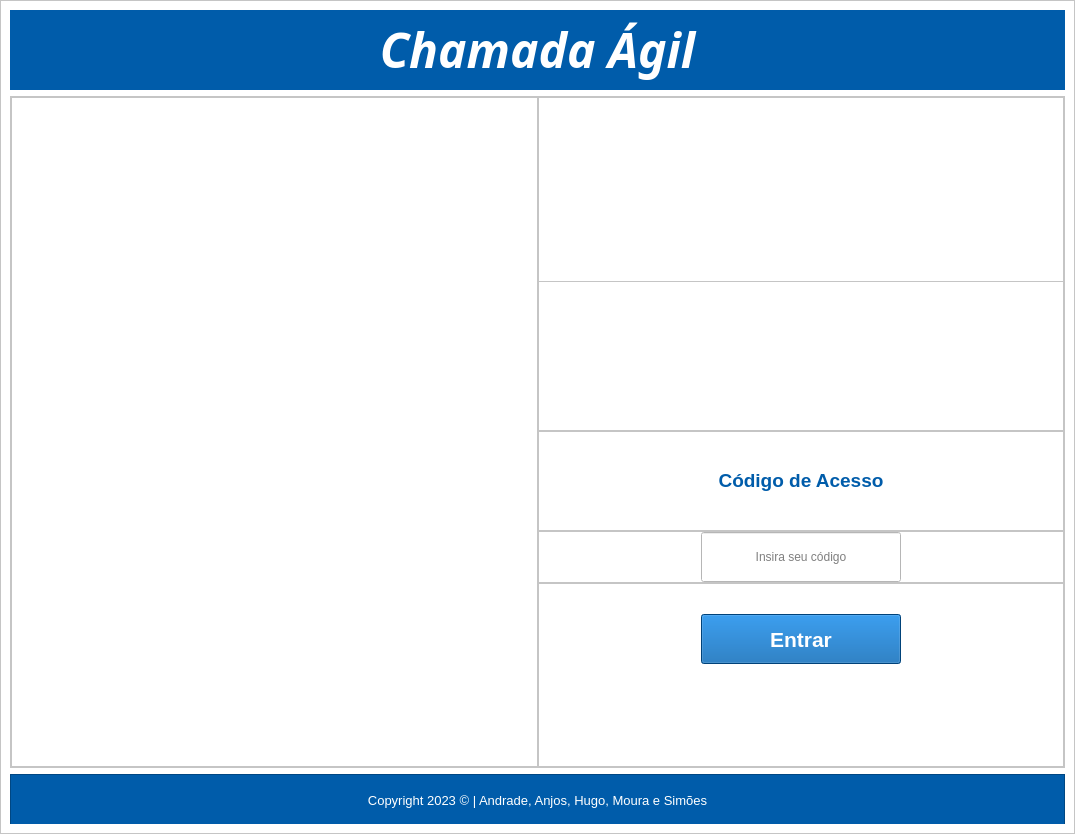
DiegoSMAnjos/SENAI-TDS-TCC-Chamada-Agil, file view/telaCorpoAux.ui: the form before one commit.
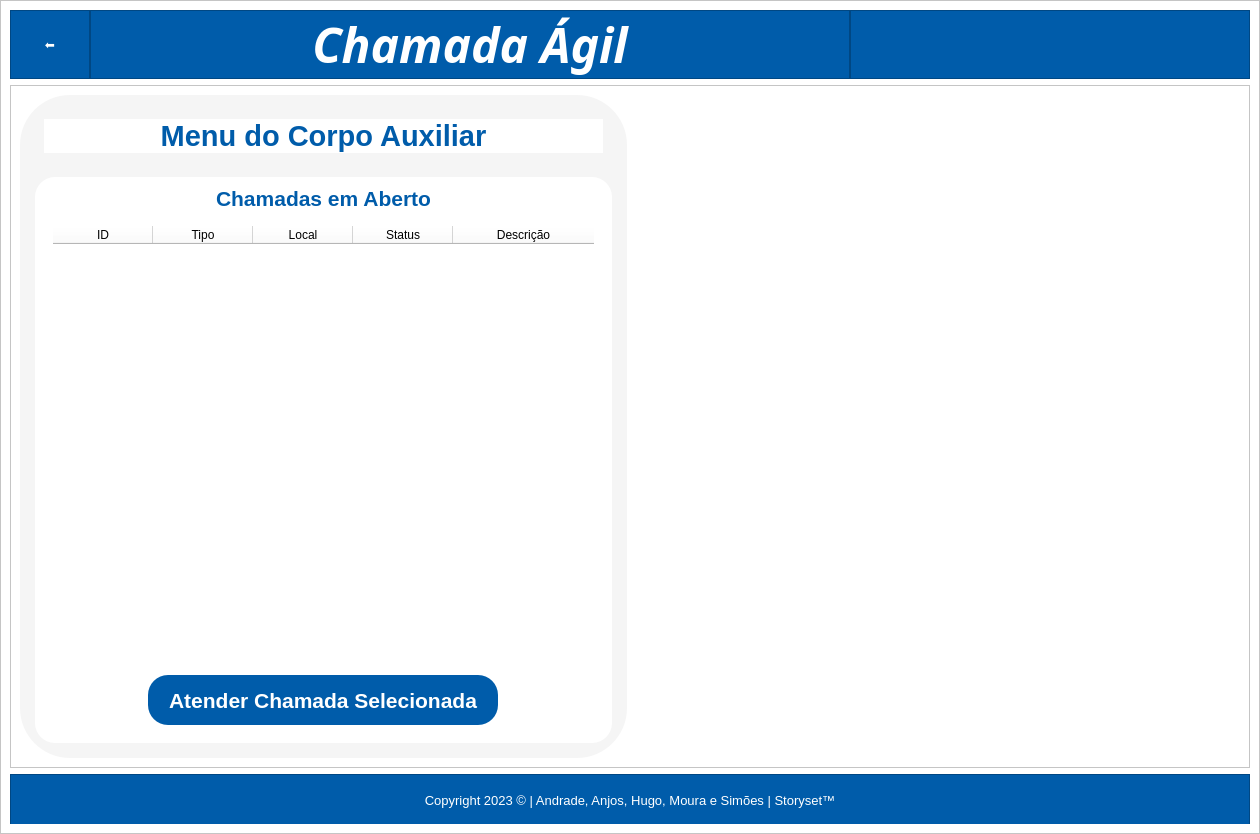
The form after the commit. Icons and pictures are not drawn.

```diff
--- a/view/telaCorpoAux.ui
+++ b/view/telaCorpoAux.ui
@@ -6,7 +6,7 @@
    <rect>
     <x>0</x>
     <y>0</y>
-    <width>1075</width>
+    <width>1260</width>
     <height>834</height>
    </rect>
   </property>
@@ -94,31 +94,173 @@
            <number>0</number>
           </property>
           <item>
-           <widget class="QLabel" name="lblTituloHome">
-            <property name="minimumSize">
+           <widget class="QFrame" name="frame_8">
+            <property name="maximumSize">
              <size>
-              <width>0</width>
-              <height>80</height>
+              <width>80</width>
+              <height>16777215</height>
              </size>
             </property>
-            <property name="font">
-             <font>
-              <family>Segoe UI Black</family>
-              <pointsize>36</pointsize>
-              <weight>75</weight>
-              <italic>true</italic>
-              <bold>true</bold>
-             </font>
+            <property name="frameShape">
+             <enum>QFrame::StyledPanel</enum>
             </property>
-            <property name="styleSheet">
-             <string notr="true"/>
+            <property name="frameShadow">
+             <enum>QFrame::Raised</enum>
             </property>
-            <property name="text">
-             <string>&lt;html&gt;&lt;head/&gt;&lt;body&gt;&lt;p align=&quot;center&quot;&gt;&lt;span style=&quot; color:#ffffff;&quot;&gt;Chamada Ágil&lt;/span&gt;&lt;/p&gt;&lt;/body&gt;&lt;/html&gt;</string>
+            <layout class="QHBoxLayout" name="horizontalLayout_10">
+             <property name="spacing">
+              <number>0</number>
+             </property>
+             <property name="leftMargin">
+              <number>0</number>
+             </property>
+             <property name="topMargin">
+              <number>0</number>
+             </property>
+             <property name="rightMargin">
+              <number>0</number>
+             </property>
+             <property name="bottomMargin">
+              <number>0</number>
+             </property>
+             <item>
+              <widget class="QPushButton" name="btnVoltar">
+               <property name="sizePolicy">
+                <sizepolicy hsizetype="Fixed" vsizetype="Fixed">
+                 <horstretch>0</horstretch>
+                 <verstretch>0</verstretch>
+                </sizepolicy>
+               </property>
+               <property name="minimumSize">
+                <size>
+                 <width>60</width>
+                 <height>60</height>
+                </size>
+               </property>
+               <property name="maximumSize">
+                <size>
+                 <width>60</width>
+                 <height>60</height>
+                </size>
+               </property>
+               <property name="styleSheet">
+                <string notr="true">background-color: rgb(0, 92, 170);
+font: 75 36pt &quot;Segoe UI&quot;;
+color: rgb(255, 255, 255);</string>
+               </property>
+               <property name="text">
+                <string>⬅️</string>
+               </property>
+               <property name="flat">
+                <bool>true</bool>
+               </property>
+              </widget>
+             </item>
+            </layout>
+           </widget>
+          </item>
+          <item>
+           <widget class="QFrame" name="frame_9">
+            <property name="frameShape">
+             <enum>QFrame::StyledPanel</enum>
             </property>
-            <property name="alignment">
-             <set>Qt::AlignCenter</set>
+            <property name="frameShadow">
+             <enum>QFrame::Raised</enum>
             </property>
+            <layout class="QHBoxLayout" name="horizontalLayout_11">
+             <property name="spacing">
+              <number>0</number>
+             </property>
+             <property name="leftMargin">
+              <number>0</number>
+             </property>
+             <property name="topMargin">
+              <number>0</number>
+             </property>
+             <property name="rightMargin">
+              <number>0</number>
+             </property>
+             <property name="bottomMargin">
+              <number>0</number>
+             </property>
+             <item>
+              <widget class="QLabel" name="lblTituloHome">
+               <property name="font">
+                <font>
+                 <family>Segoe UI Black</family>
+                 <pointsize>36</pointsize>
+                 <weight>75</weight>
+                 <italic>true</italic>
+                 <bold>true</bold>
+                </font>
+               </property>
+               <property name="styleSheet">
+                <string notr="true"/>
+               </property>
+               <property name="text">
+                <string>&lt;html&gt;&lt;head/&gt;&lt;body&gt;&lt;p align=&quot;center&quot;&gt;&lt;span style=&quot; color:#ffffff;&quot;&gt;Chamada Ágil&lt;/span&gt;&lt;/p&gt;&lt;/body&gt;&lt;/html&gt;</string>
+               </property>
+               <property name="alignment">
+                <set>Qt::AlignCenter</set>
+               </property>
+              </widget>
+             </item>
+            </layout>
+           </widget>
+          </item>
+          <item>
+           <widget class="QFrame" name="frame_10">
+            <property name="maximumSize">
+             <size>
+              <width>400</width>
+              <height>16777215</height>
+             </size>
+            </property>
+            <property name="frameShape">
+             <enum>QFrame::StyledPanel</enum>
+            </property>
+            <property name="frameShadow">
+             <enum>QFrame::Raised</enum>
+            </property>
+            <layout class="QHBoxLayout" name="horizontalLayout_9">
+             <property name="spacing">
+              <number>0</number>
+             </property>
+             <property name="leftMargin">
+              <number>0</number>
+             </property>
+             <property name="topMargin">
+              <number>0</number>
+             </property>
+             <property name="rightMargin">
+              <number>0</number>
+             </property>
+             <property name="bottomMargin">
+              <number>0</number>
+             </property>
+             <item>
+              <widget class="QLabel" name="lblLogoSenai">
+               <property name="maximumSize">
+                <size>
+                 <width>320</width>
+                 <height>80</height>
+                </size>
+               </property>
+               <property name="text">
+                <string/>
+               </property>
+               <property name="pixmap">
+                <pixmap>../img/senai-logo.png</pixmap>
+               </property>
+               <property name="scaledContents">
+                <bool>true</bool>
+               </property>
+               <property name="alignment">
+                <set>Qt::AlignCenter</set>
+               </property>
+              </widget>
+             </item>
+            </layout>
            </widget>
           </item>
          </layout>
@@ -132,40 +274,16 @@
          <property name="frameShadow">
           <enum>QFrame::Raised</enum>
          </property>
-         <layout class="QHBoxLayout" name="horizontalLayout_8">
-          <property name="spacing">
-           <number>0</number>
-          </property>
-          <property name="leftMargin">
-           <number>0</number>
-          </property>
-          <property name="topMargin">
-           <number>0</number>
-          </property>
-          <property name="rightMargin">
-           <number>0</number>
-          </property>
-          <property name="bottomMargin">
-           <number>0</number>
-          </property>
-          <item>
+         <layout class="QGridLayout" name="gridLayout">
+          <item row="0" column="1">
            <widget class="QFrame" name="frameL">
-            <property name="minimumSize">
-             <size>
-              <width>500</width>
-              <height>0</height>
-             </size>
-            </property>
-            <property name="layoutDirection">
-             <enum>Qt::LeftToRight</enum>
-            </property>
             <property name="frameShape">
-             <enum>QFrame::StyledPanel</enum>
+             <enum>QFrame::NoFrame</enum>
             </property>
             <property name="frameShadow">
              <enum>QFrame::Raised</enum>
             </property>
-            <layout class="QHBoxLayout" name="horizontalLayout_9">
+            <layout class="QHBoxLayout" name="horizontalLayout_3">
              <property name="spacing">
               <number>0</number>
              </property>
@@ -195,9 +313,18 @@
                  <height>500</height>
                 </size>
                </property>
+               <property name="maximumSize">
+                <size>
+                 <width>500</width>
+                 <height>500</height>
+                </size>
+               </property>
                <property name="layoutDirection">
                 <enum>Qt::LeftToRight</enum>
                </property>
+               <property name="styleSheet">
+                <string notr="true"/>
+               </property>
                <property name="pixmap">
                 <pixmap>../img/imagem-inicio.png</pixmap>
                </property>
@@ -212,157 +339,45 @@
             </layout>
            </widget>
           </item>
-          <item>
+          <item row="0" column="0">
            <widget class="QFrame" name="frameR">
+            <property name="minimumSize">
+             <size>
+              <width>500</width>
+              <height>0</height>
+             </size>
+            </property>
+            <property name="styleSheet">
+             <string notr="true">background-color: rgb(245, 245, 245);
+border-radius: 50px;</string>
+            </property>
             <property name="frameShape">
-             <enum>QFrame::NoFrame</enum>
+             <enum>QFrame::StyledPanel</enum>
             </property>
             <property name="frameShadow">
              <enum>QFrame::Raised</enum>
             </property>
             <layout class="QVBoxLayout" name="verticalLayout_3">
              <property name="spacing">
-              <number>0</number>
+              <number>15</number>
              </property>
              <property name="leftMargin">
-              <number>0</number>
+              <number>15</number>
              </property>
              <property name="topMargin">
-              <number>0</number>
+              <number>15</number>
              </property>
              <property name="rightMargin">
-              <number>0</number>
+              <number>15</number>
              </property>
              <property name="bottomMargin">
-              <number>0</number>
+              <number>15</number>
              </property>
-             <item>
-              <widget class="QFrame" name="frame_3">
-               <property name="minimumSize">
-                <size>
-                 <width>0</width>
-                 <height>200</height>
-                </size>
-               </property>
-               <property name="frameShape">
-                <enum>QFrame::StyledPanel</enum>
-               </property>
-               <property name="frameShadow">
-                <enum>QFrame::Raised</enum>
-               </property>
-               <layout class="QHBoxLayout" name="horizontalLayout_3">
-                <property name="spacing">
-                 <number>0</number>
-                </property>
-                <property name="leftMargin">
-                 <number>0</number>
-                </property>
-                <property name="topMargin">
-                 <number>0</number>
-                </property>
-                <property name="rightMargin">
-                 <number>0</number>
-                </property>
-                <property name="bottomMargin">
-                 <number>0</number>
-                </property>
-                <item>
-                 <widget class="QLabel" name="lblLogoSenai">
-                  <property name="minimumSize">
-                   <size>
-                    <width>400</width>
-                    <height>100</height>
-                   </size>
-                  </property>
-                  <property name="maximumSize">
-                   <size>
-                    <width>400</width>
-                    <height>100</height>
-                   </size>
-                  </property>
-                  <property name="text">
-                   <string/>
-                  </property>
-                  <property name="pixmap">
-                   <pixmap>../img/senai-logo.png</pixmap>
-                  </property>
-                  <property name="scaledContents">
-                   <bool>true</bool>
-                  </property>
-                 </widget>
-                </item>
-               </layout>
-              </widget>
-             </item>
-             <item>
-              <widget class="QFrame" name="frame_4">
-               <property name="minimumSize">
-                <size>
-                 <width>0</width>
-                 <height>150</height>
-                </size>
-               </property>
-               <property name="maximumSize">
-                <size>
-                 <width>16777215</width>
-                 <height>200</height>
-                </size>
-               </property>
-               <property name="frameShape">
-                <enum>QFrame::StyledPanel</enum>
-               </property>
-               <property name="frameShadow">
-                <enum>QFrame::Raised</enum>
-               </property>
-               <layout class="QHBoxLayout" name="horizontalLayout_4">
-                <property name="spacing">
-                 <number>0</number>
-                </property>
-                <property name="leftMargin">
-                 <number>0</number>
-                </property>
-                <property name="topMargin">
-                 <number>0</number>
-                </property>
-                <property name="rightMargin">
-                 <number>0</number>
-                </property>
-                <property name="bottomMargin">
-                 <number>0</number>
-                </property>
-                <item>
-                 <widget class="QLabel" name="lblUserCircle">
-                  <property name="minimumSize">
-                   <size>
-                    <width>100</width>
-                    <height>100</height>
-                   </size>
-                  </property>
-                  <property name="maximumSize">
-                   <size>
-                    <width>100</width>
-                    <height>100</height>
-                   </size>
-                  </property>
-                  <property name="text">
-                   <string/>
-                  </property>
-                  <property name="pixmap">
-                   <pixmap>../img/user-circle.png</pixmap>
-                  </property>
-                  <property name="scaledContents">
-                   <bool>true</bool>
-                  </property>
-                 </widget>
-                </item>
-               </layout>
-              </widget>
-             </item>
              <item>
               <widget class="QFrame" name="frame_5">
-               <property name="minimumSize">
+               <property name="maximumSize">
                 <size>
-                 <width>0</width>
+                 <width>16777215</width>
                  <height>100</height>
                 </size>
                </property>
@@ -372,151 +387,192 @@
                <property name="frameShadow">
                 <enum>QFrame::Raised</enum>
                </property>
-               <layout class="QHBoxLayout" name="horizontalLayout_5">
-                <property name="spacing">
-                 <number>0</number>
-                </property>
-                <property name="leftMargin">
-                 <number>0</number>
-                </property>
-                <property name="topMargin">
-                 <number>0</number>
-                </property>
-                <property name="rightMargin">
-                 <number>0</number>
-                </property>
-                <property name="bottomMargin">
-                 <number>0</number>
-                </property>
-                <item>
-                 <widget class="QLabel" name="label">
-                  <property name="maximumSize">
-                   <size>
-                    <width>200</width>
-                    <height>50</height>
-                   </size>
-                  </property>
-                  <property name="font">
-                   <font>
-                    <family>Segoe UI</family>
-                    <pointsize>14</pointsize>
-                    <weight>75</weight>
-                    <bold>true</bold>
-                   </font>
-                  </property>
-                  <property name="text">
-                   <string>&lt;html&gt;&lt;head/&gt;&lt;body&gt;&lt;p align=&quot;center&quot;&gt;&lt;span style=&quot; font-weight:600; color:#005caa;&quot;&gt;Código de Acesso&lt;/span&gt;&lt;/p&gt;&lt;/body&gt;&lt;/html&gt;</string>
-                  </property>
-                 </widget>
-                </item>
-               </layout>
-              </widget>
-             </item>
-             <item>
-              <widget class="QFrame" name="frame_6">
-               <property name="frameShape">
-                <enum>QFrame::StyledPanel</enum>
-               </property>
-               <property name="frameShadow">
-                <enum>QFrame::Raised</enum>
-               </property>
                <layout class="QHBoxLayout" name="horizontalLayout_6">
-                <property name="spacing">
-                 <number>0</number>
-                </property>
-                <property name="leftMargin">
-                 <number>0</number>
-                </property>
-                <property name="topMargin">
-                 <number>0</number>
-                </property>
-                <property name="rightMargin">
-                 <number>0</number>
-                </property>
-                <property name="bottomMargin">
-                 <number>0</number>
-                </property>
                 <item>
-                 <widget class="QLineEdit" name="lineEdit">
-                  <property name="minimumSize">
-                   <size>
-                    <width>200</width>
-                    <height>50</height>
-                   </size>
-                  </property>
-                  <property name="maximumSize">
-                   <size>
-                    <width>200</width>
-                    <height>50</height>
-                   </size>
+                 <widget class="QLabel" name="label">
+                  <property name="font">
+                   <font>
+                    <family>Segoe UI</family>
+                    <pointsize>14</pointsize>
+                    <weight>75</weight>
+                    <bold>true</bold>
+                   </font>
                   </property>
                   <property name="styleSheet">
-                   <string notr="true">border-color: rgb(0, 92, 170);</string>
+                   <string notr="true">background-color: rgb(255, 255, 255);
+border-radius: 20px;</string>
+                  </property>
+                  <property name="text">
+                   <string>&lt;html&gt;&lt;head/&gt;&lt;body&gt;&lt;p&gt;&lt;span style=&quot; font-size:22pt; color:#005caa;&quot;&gt;Menu do Corpo Auxiliar&lt;/span&gt;&lt;/p&gt;&lt;/body&gt;&lt;/html&gt;</string>
                   </property>
                   <property name="alignment">
                    <set>Qt::AlignCenter</set>
                   </property>
-                  <property name="placeholderText">
-                   <string>Insira seu código</string>
-                  </property>
                  </widget>
                 </item>
                </layout>
               </widget>
              </item>
              <item>
-              <widget class="QFrame" name="frame_7">
+              <widget class="QFrame" name="frame_2">
+               <property name="maximumSize">
+                <size>
+                 <width>16777215</width>
+                 <height>600</height>
+                </size>
+               </property>
+               <property name="styleSheet">
+                <string notr="true">background-color: rgb(255, 255, 255);
+border-radius: 20px;</string>
+               </property>
                <property name="frameShape">
-                <enum>QFrame::StyledPanel</enum>
+                <enum>QFrame::NoFrame</enum>
                </property>
                <property name="frameShadow">
                 <enum>QFrame::Raised</enum>
                </property>
-               <layout class="QHBoxLayout" name="horizontalLayout_7">
-                <property name="spacing">
-                 <number>0</number>
-                </property>
-                <property name="leftMargin">
-                 <number>0</number>
-                </property>
-                <property name="topMargin">
-                 <number>30</number>
-                </property>
-                <property name="rightMargin">
-                 <number>0</number>
-                </property>
-                <property name="bottomMargin">
-                 <number>200</number>
-                </property>
+               <layout class="QVBoxLayout" name="verticalLayout_4">
                 <item>
-                 <widget class="QPushButton" name="pushButton">
-                  <property name="minimumSize">
-                   <size>
-                    <width>200</width>
-                    <height>50</height>
-                   </size>
-                  </property>
-                  <property name="maximumSize">
-                   <size>
-                    <width>200</width>
-                    <height>50</height>
-                   </size>
-                  </property>
+                 <widget class="QLabel" name="label_2">
                   <property name="font">
                    <font>
                     <family>Segoe UI</family>
-                    <pointsize>16</pointsize>
+                    <pointsize>14</pointsize>
                     <weight>75</weight>
                     <bold>true</bold>
                    </font>
                   </property>
                   <property name="styleSheet">
-                   <string notr="true">background-color: rgb(0, 92, 170);
+                   <string notr="true"/>
+                  </property>
+                  <property name="text">
+                   <string>&lt;html&gt;&lt;head/&gt;&lt;body&gt;&lt;p&gt;&lt;span style=&quot; font-size:16pt; color:#005caa;&quot;&gt;Chamadas em Aberto&lt;/span&gt;&lt;/p&gt;&lt;/body&gt;&lt;/html&gt;</string>
+                  </property>
+                  <property name="alignment">
+                   <set>Qt::AlignCenter</set>
+                  </property>
+                 </widget>
+                </item>
+                <item>
+                 <widget class="QFrame" name="frame_3">
+                  <property name="font">
+                   <font>
+                    <family>Segoe UI</family>
+                    <pointsize>12</pointsize>
+                   </font>
+                  </property>
+                  <property name="styleSheet">
+                   <string notr="true">font: 12pt &quot;Segoe UI&quot;;</string>
+                  </property>
+                  <property name="frameShape">
+                   <enum>QFrame::StyledPanel</enum>
+                  </property>
+                  <property name="frameShadow">
+                   <enum>QFrame::Raised</enum>
+                  </property>
+                  <layout class="QHBoxLayout" name="horizontalLayout_4">
+                   <item>
+                    <widget class="QTableWidget" name="tblChamadas">
+                     <property name="font">
+                      <font>
+                       <pointsize>12</pointsize>
+                      </font>
+                     </property>
+                     <property name="alternatingRowColors">
+                      <bool>false</bool>
+                     </property>
+                     <property name="selectionBehavior">
+                      <enum>QAbstractItemView::SelectRows</enum>
+                     </property>
+                     <property name="gridStyle">
+                      <enum>Qt::SolidLine</enum>
+                     </property>
+                     <property name="sortingEnabled">
+                      <bool>true</bool>
+                     </property>
+                     <property name="cornerButtonEnabled">
+                      <bool>true</bool>
+                     </property>
+                     <attribute name="horizontalHeaderCascadingSectionResizes">
+                      <bool>true</bool>
+                     </attribute>
+                     <attribute name="horizontalHeaderStretchLastSection">
+                      <bool>true</bool>
+                     </attribute>
+                     <attribute name="verticalHeaderStretchLastSection">
+                      <bool>false</bool>
+                     </attribute>
+                     <column>
+                      <property name="text">
+                       <string>ID</string>
+                      </property>
+                     </column>
+                     <column>
+                      <property name="text">
+                       <string>Tipo</string>
+                      </property>
+                     </column>
+                     <column>
+                      <property name="text">
+                       <string>Local</string>
+                      </property>
+                     </column>
+                     <column>
+                      <property name="text">
+                       <string>Status</string>
+                      </property>
+                     </column>
+                     <column>
+                      <property name="text">
+                       <string>Descrição</string>
+                      </property>
+                     </column>
+                    </widget>
+                   </item>
+                  </layout>
+                 </widget>
+                </item>
+                <item>
+                 <widget class="QFrame" name="frame_6">
+                  <property name="frameShape">
+                   <enum>QFrame::StyledPanel</enum>
+                  </property>
+                  <property name="frameShadow">
+                   <enum>QFrame::Raised</enum>
+                  </property>
+                  <layout class="QHBoxLayout" name="horizontalLayout_7">
+                   <item>
+                    <widget class="QPushButton" name="pushButton">
+                     <property name="minimumSize">
+                      <size>
+                       <width>200</width>
+                       <height>50</height>
+                      </size>
+                     </property>
+                     <property name="maximumSize">
+                      <size>
+                       <width>350</width>
+                       <height>50</height>
+                      </size>
+                     </property>
+                     <property name="font">
+                      <font>
+                       <family>Segoe UI</family>
+                       <pointsize>16</pointsize>
+                       <weight>75</weight>
+                       <bold>true</bold>
+                      </font>
+                     </property>
+                     <property name="styleSheet">
+                      <string notr="true">background-color: rgb(0, 92, 170);
 color: rgb(255, 255, 255);</string>
-                  </property>
-                  <property name="text">
-                   <string>Entrar</string>
-                  </property>
+                     </property>
+                     <property name="text">
+                      <string>Atender Chamada Selecionada</string>
+                     </property>
+                    </widget>
+                   </item>
+                  </layout>
                  </widget>
                 </item>
                </layout>
@@ -588,7 +644,7 @@
              <string notr="true">color: rgb(255, 255, 255);</string>
             </property>
             <property name="text">
-             <string>Copyright 2023 © | Andrade, Anjos, Hugo, Moura e Simões</string>
+             <string>Copyright 2023 © | Andrade, Anjos, Hugo, Moura e Simões | Storyset™</string>
             </property>
             <property name="alignment">
              <set>Qt::AlignCenter</set>
```
Left out of the diff: 4 changed lines with no effect on the pictures.
